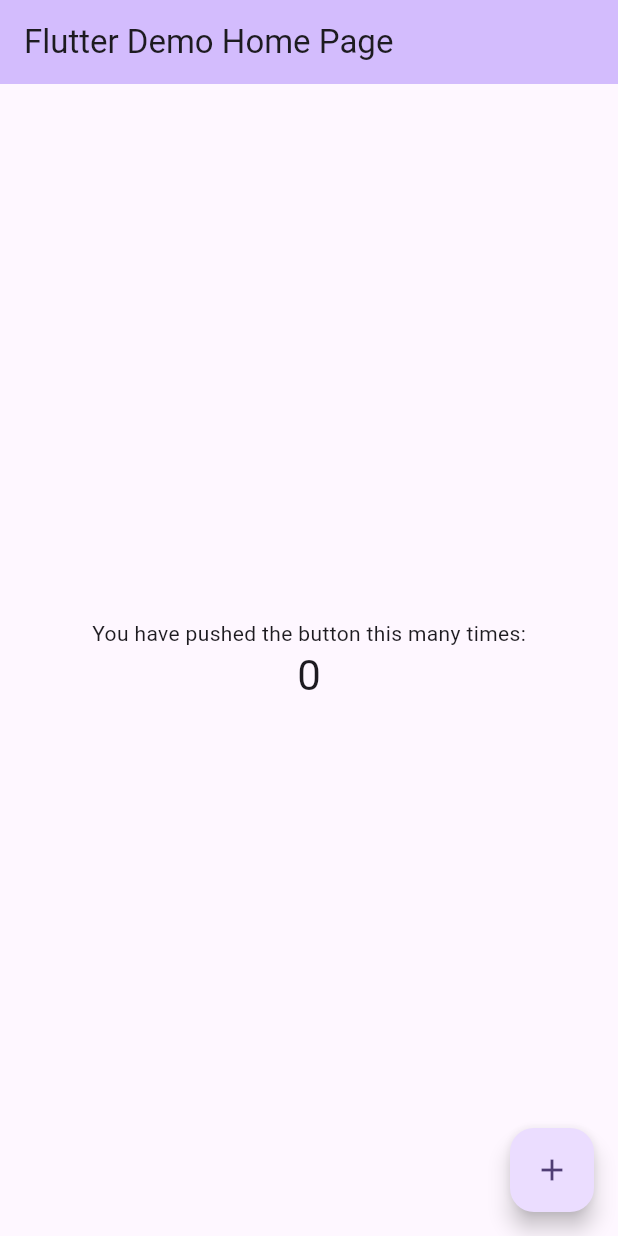
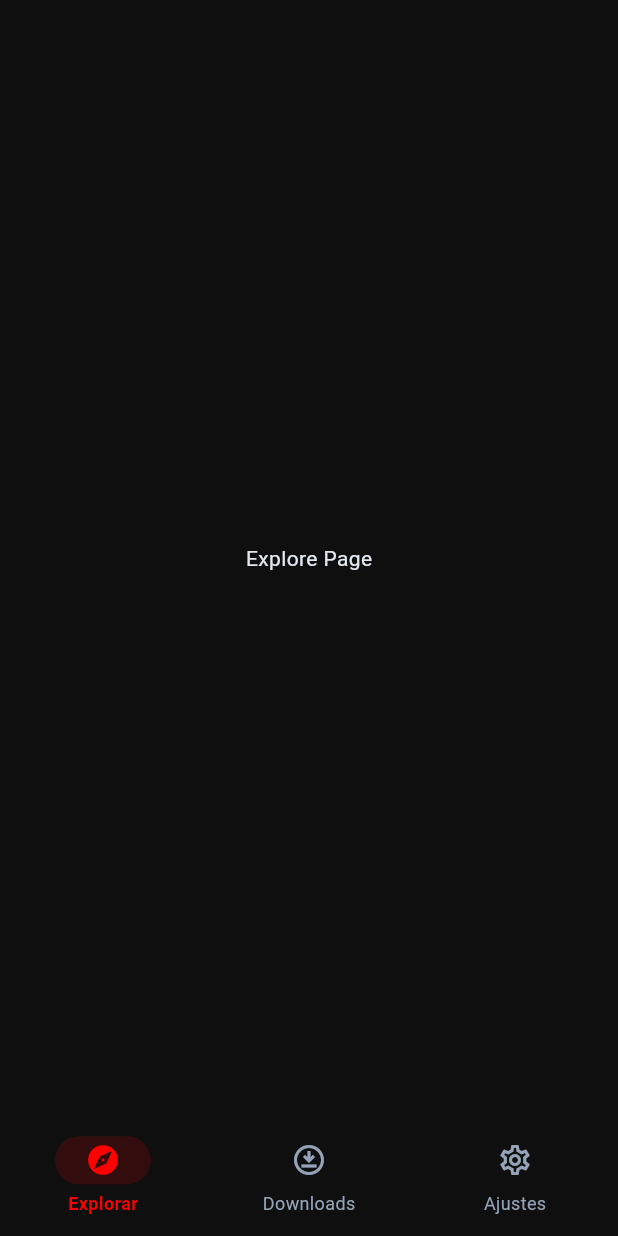
Before and after one commit to artannyel/youtube_music_downloader, a Flutter app: the screen it shows after launch, on a phone screen of 412 x 824 dp. Run offline on Flutter 3.47's test engine with Material 3 defaults, Android fonts, the phone set to English and light mode, and no system bars; our stand-ins replace flutter_riverpod, go_router, isar; accounts and stored records are empty; generated files the repository leaves out were written again.

Commit message:
feat(infra): setup base project infrastructure, routing, theme, isar, and skeleton pages

```diff
--- a/analysis_options.yaml
+++ b/analysis_options.yaml
@@ -8,6 +8,12 @@
 # The following line activates a set of recommended lints for Flutter apps,
 # packages, and plugins designed to encourage good coding practices.
 include: package:flutter_lints/flutter.yaml
+
+analyzer:
+  exclude:
+    - "**/*.g.dart"
+  errors:
+    experimental_member_use: ignore
 
 linter:
   # The lint rules applied to this project can be customized in the
--- /dev/null
+++ b/lib/core/router/router.dart
@@ -0,0 +1,117 @@
+import 'package:flutter/material.dart';
+import 'package:go_router/go_router.dart';
+import '../../features/explore/presentation/pages/explore_page.dart';
+import '../../features/download_setup/presentation/pages/download_setup_page.dart';
+import '../../features/downloads_history/presentation/pages/downloads_page.dart';
+import '../../features/settings/presentation/pages/settings_page.dart';
+import '../../features/media_player/presentation/pages/media_player_page.dart';
+import '../../features/media_player/presentation/pages/playlist_details_page.dart';
+
+final GlobalKey<NavigatorState> _rootNavigatorKey = GlobalKey<NavigatorState>(debugLabel: 'root');
+final GlobalKey<NavigatorState> _shellNavigatorKey = GlobalKey<NavigatorState>(debugLabel: 'shell');
+
+class AppRouter {
+  static GoRouter get router {
+    return GoRouter(
+      navigatorKey: _rootNavigatorKey,
+      initialLocation: '/explore',
+      routes: [
+        // ShellRoute para a navegação por Abas (Bottom Navigation Bar)
+        ShellRoute(
+          navigatorKey: _shellNavigatorKey,
+          builder: (context, state, child) {
+            return AppShell(child: child);
+          },
+          routes: [
+            GoRoute(
+              path: '/explore',
+              builder: (context, state) => const ExplorePage(),
+            ),
+            GoRoute(
+              path: '/downloads',
+              builder: (context, state) => const DownloadsPage(),
+            ),
+            GoRoute(
+              path: '/settings',
+              builder: (context, state) => const SettingsPage(),
+            ),
+          ],
+        ),
+
+        // Rotas de Tela Cheia (Fora da barra de navegação)
+        GoRoute(
+          parentNavigatorKey: _rootNavigatorKey,
+          path: '/download-setup',
+          builder: (context, state) => const DownloadSetupPage(),
+        ),
+        GoRoute(
+          parentNavigatorKey: _rootNavigatorKey,
+          path: '/player',
+          builder: (context, state) => const MediaPlayerPage(),
+        ),
+        GoRoute(
+          parentNavigatorKey: _rootNavigatorKey,
+          path: '/playlist',
+          builder: (context, state) => const PlaylistDetailsPage(),
+        ),
+      ],
+    );
+  }
+}
+
+// Widget da Estrutura de Navegação Geral (Shell)
+class AppShell extends StatelessWidget {
+  final Widget child;
+
+  const AppShell({super.key, required this.child});
+
+  int _calculateSelectedIndex(BuildContext context) {
+    final String location = GoRouterState.of(context).uri.path;
+    if (location.startsWith('/explore')) return 0;
+    if (location.startsWith('/downloads')) return 1;
+    if (location.startsWith('/settings')) return 2;
+    return 0;
+  }
+
+  void _onItemTapped(int index, BuildContext context) {
+    switch (index) {
+      case 0:
+        GoRouter.of(context).go('/explore');
+        break;
+      case 1:
+        GoRouter.of(context).go('/downloads');
+        break;
+      case 2:
+        GoRouter.of(context).go('/settings');
+        break;
+    }
+  }
+
+  @override
+  Widget build(BuildContext context) {
+    return Scaffold(
+      body: child,
+      bottomNavigationBar: NavigationBar(
+        selectedIndex: _calculateSelectedIndex(context),
+        onDestinationSelected: (index) => _onItemTapped(index, context),
+        destinations: const [
+          NavigationDestination(
+            icon: Icon(Icons.explore_outlined),
+            selectedIcon: Icon(Icons.explore),
+            label: 'Explorar',
+          ),
+          NavigationDestination(
+            icon: Icon(Icons.download_for_offline_outlined),
+            selectedIcon: Icon(Icons.download_for_offline),
+            label: 'Downloads',
+          ),
+          NavigationDestination(
+            icon: Icon(Icons.settings_outlined),
+            selectedIcon: Icon(Icons.settings),
+            label: 'Ajustes',
+          ),
+        ],
+      ),
+    );
+  }
+}
--- /dev/null
+++ b/lib/core/theme/theme.dart
@@ -0,0 +1,135 @@
+import 'package:flutter/material.dart';
+
+class AppTheme {
+  // Paleta de Cores Padrão
+  static const Color primaryColor = Color(0xFFFF0000); // Vermelho YouTube/Destaque
+  static const Color secondaryColor = Color(0xFF38BDF8); // Azul Claro (Foco secundário/chips)
+  static const Color tertiaryColor = Color(0xFF22C55E); // Verde (Sucesso/Downloads Concluídos)
+  static const Color neutralColor = Color(0xFF94A3B8); // Cinza/Slate (Textos auxiliares/bordas)
+
+  // Cores de Superfície (Modo Escuro Premium)
+  static const Color backgroundColor = Color(0xFF0F0F0F); // Preto puro para OLED
+  static const Color surfaceColor = Color(0xFF1E1E1E); // Superfícies elevadas (Cards)
+  static const Color surfaceVariantColor = Color(0xFF2D2D2D); // Detalhes de inputs/chips inativos
+
+  static ThemeData get darkTheme {
+    return ThemeData(
+      useMaterial3: true,
+      brightness: Brightness.dark,
+      scaffoldBackgroundColor: backgroundColor,
+      colorScheme: const ColorScheme.dark(
+        primary: primaryColor,
+        secondary: secondaryColor,
+        tertiary: tertiaryColor,
+        outline: neutralColor,
+        surface: surfaceColor,
+        error: primaryColor,
+      ),
+
+      // Tipografia Moderna
+      textTheme: const TextTheme(
+        headlineLarge: TextStyle(fontSize: 32, fontWeight: FontWeight.bold, letterSpacing: -0.5),
+        headlineMedium: TextStyle(fontSize: 24, fontWeight: FontWeight.bold, letterSpacing: -0.5),
+        titleLarge: TextStyle(fontSize: 20, fontWeight: FontWeight.w600),
+        titleMedium: TextStyle(fontSize: 16, fontWeight: FontWeight.w600),
+        bodyLarge: TextStyle(fontSize: 16, color: Colors.white),
+        bodyMedium: TextStyle(fontSize: 14, color: Color(0xFFE2E8F0)),
+        bodySmall: TextStyle(fontSize: 12, color: neutralColor),
+      ),
+
+      // Customização de Elementos do Design System
+      cardTheme: CardThemeData(
+        color: surfaceColor,
+        elevation: 0,
+        shape: RoundedRectangleBorder(
+          borderRadius: BorderRadius.circular(16),
+          side: const BorderSide(color: Color(0xFF2D2D2D), width: 1),
+        ),
+      ),
+
+      navigationBarTheme: NavigationBarThemeData(
+        backgroundColor: backgroundColor,
+        indicatorColor: primaryColor.withValues(alpha: 0.15),
+        iconTheme: WidgetStateProperty.resolveWith((states) {
+          if (states.contains(WidgetState.selected)) {
+            return const IconThemeData(color: primaryColor);
+          }
+          return const IconThemeData(color: neutralColor);
+        }),
+        labelTextStyle: WidgetStateProperty.resolveWith((states) {
+          if (states.contains(WidgetState.selected)) {
+            return const TextStyle(color: primaryColor, fontSize: 12, fontWeight: FontWeight.w600);
+          }
+          return const TextStyle(color: neutralColor, fontSize: 12);
+        }),
+      ),
+
+      elevatedButtonTheme: ElevatedButtonThemeData(
+        style: ElevatedButton.styleFrom(
+          backgroundColor: primaryColor,
+          foregroundColor: Colors.white,
+          elevation: 0,
+          padding: const EdgeInsets.symmetric(horizontal: 24, vertical: 14),
+          shape: RoundedRectangleBorder(
+            borderRadius: BorderRadius.circular(12),
+          ),
+          textStyle: const TextStyle(fontSize: 16, fontWeight: FontWeight.w600),
+        ),
+      ),
+
+      outlinedButtonTheme: OutlinedButtonThemeData(
+        style: OutlinedButton.styleFrom(
+          foregroundColor: secondaryColor,
+          side: const BorderSide(color: secondaryColor, width: 1.5),
+          padding: const EdgeInsets.symmetric(horizontal: 20, vertical: 12),
+          shape: RoundedRectangleBorder(
+            borderRadius: BorderRadius.circular(12),
+          ),
+        ),
+      ),
+
+      inputDecorationTheme: InputDecorationTheme(
+        filled: true,
+        fillColor: surfaceColor,
+        hintStyle: const TextStyle(color: neutralColor, fontSize: 14),
+        contentPadding: const EdgeInsets.symmetric(horizontal: 16, vertical: 16),
+        border: OutlineInputBorder(
+          borderRadius: BorderRadius.circular(12),
+          borderSide: BorderSide.none,
+        ),
+        enabledBorder: OutlineInputBorder(
+          borderRadius: BorderRadius.circular(12),
+          borderSide: const BorderSide(color: Color(0xFF2D2D2D), width: 1),
+        ),
+        focusedBorder: OutlineInputBorder(
+          borderRadius: BorderRadius.circular(12),
+          borderSide: const BorderSide(color: secondaryColor, width: 1.5),
+        ),
+        errorBorder: OutlineInputBorder(
+          borderRadius: BorderRadius.circular(12),
+          borderSide: const BorderSide(color: primaryColor, width: 1.5),
+        ),
+      ),
+
+      sliderTheme: SliderThemeData(
+        activeTrackColor: primaryColor,
+        inactiveTrackColor: surfaceVariantColor,
+        thumbColor: primaryColor,
+        overlayColor: primaryColor.withValues(alpha: 0.2),
+        trackHeight: 4,
+      ),
+
+      progressIndicatorTheme: const ProgressIndicatorThemeData(
+        color: primaryColor,
+        linearTrackColor: surfaceVariantColor,
+      ),
+
+      tabBarTheme: const TabBarThemeData(
+        labelColor: Colors.white,
+        unselectedLabelColor: neutralColor,
+        indicatorColor: primaryColor,
+        indicatorSize: TabBarIndicatorSize.tab,
+      ),
+    );
+  }
+}
--- /dev/null
+++ b/lib/features/explore/presentation/pages/explore_page.dart
@@ -0,0 +1,14 @@
+import 'package:flutter/material.dart';
+
+class ExplorePage extends StatelessWidget {
+  const ExplorePage({super.key});
+
+  @override
+  Widget build(BuildContext context) {
+    return const Scaffold(
+      body: Center(
+        child: Text('Explore Page'),
+      ),
+    );
+  }
+}
--- a/lib/main.dart
+++ b/lib/main.dart
@@ -1,122 +1,32 @@
 import 'package:flutter/material.dart';
+import 'package:flutter_riverpod/flutter_riverpod.dart';
+import 'core/database/isar_service.dart';
+import 'core/router/router.dart';
+import 'core/theme/theme.dart';
 
-void main() {
-  runApp(const MyApp());
+void main() async {
+  WidgetsFlutterBinding.ensureInitialized();
+
+  // Inicialização do Banco de Dados Local Isar
+  await IsarService.initialize();
+
+  runApp(
+    const ProviderScope(
+      child: MyApp(),
+    ),
+  );
 }
 
 class MyApp extends StatelessWidget {
   const MyApp({super.key});
 
-  // This widget is the root of your application.
   @override
   Widget build(BuildContext context) {
-    return MaterialApp(
-      title: 'Flutter Demo',
-      theme: ThemeData(
-        // This is the theme of your application.
-        //
-        // TRY THIS: Try running your application with "flutter run". You'll see
-        // the application has a purple toolbar. Then, without quitting the app,
-        // try changing the seedColor in the colorScheme below to Colors.green
-        // and then invoke "hot reload" (save your changes or press the "hot
-        // reload" button in a Flutter-supported IDE, or press "r" if you used
-        // the command line to start the app).
-        //
-        // Notice that the counter didn't reset back to zero; the application
-        // state is not lost during the reload. To reset the state, use hot
-        // restart instead.
-        //
-        // This works for code too, not just values: Most code changes can be
-        // tested with just a hot reload.
-        colorScheme: .fromSeed(seedColor: Colors.deepPurple),
-      ),
-      home: const MyHomePage(title: 'Flutter Demo Home Page'),
+    return MaterialApp.router(
+      title: 'YouTube Downloader',
+      debugShowCheckedModeBanner: false,
+      theme: AppTheme.darkTheme,
+      routerConfig: AppRouter.router,
     );
   }
 }
-
-class MyHomePage extends StatefulWidget {
-  const MyHomePage({super.key, required this.title});
-
-  // This widget is the home page of your application. It is stateful, meaning
-  // that it has a State object (defined below) that contains fields that affect
-  // how it looks.
-
-  // This class is the configuration for the state. It holds the values (in this
-  // case the title) provided by the parent (in this case the App widget) and
-  // used by the build method of the State. Fields in a Widget subclass are
-  // always marked "final".
-
-  final String title;
-
-  @override
-  State<MyHomePage> createState() => _MyHomePageState();
-}
-
-class _MyHomePageState extends State<MyHomePage> {
-  int _counter = 0;
-
-  void _incrementCounter() {
-    setState(() {
-      // This call to setState tells the Flutter framework that something has
-      // changed in this State, which causes it to rerun the build method below
-      // so that the display can reflect the updated values. If we changed
-      // _counter without calling setState(), then the build method would not be
-      // called again, and so nothing would appear to happen.
-      _counter++;
-    });
-  }
-
-  @override
-  Widget build(BuildContext context) {
-    // This method is rerun every time setState is called, for instance as done
-    // by the _incrementCounter method above.
-    //
-    // The Flutter framework has been optimized to make rerunning build methods
-    // fast, so that you can just rebuild anything that needs updating rather
-    // than having to individually change instances of widgets.
-    return Scaffold(
-      appBar: AppBar(
-        // TRY THIS: Try changing the color here to a specific color (to
-        // Colors.amber, perhaps?) and trigger a hot reload to see the AppBar
-        // change color while the other colors stay the same.
-        backgroundColor: Theme.of(context).colorScheme.inversePrimary,
-        // Here we take the value from the MyHomePage object that was created by
-        // the App.build method, and use it to set our appbar title.
-        title: Text(widget.title),
-      ),
-      body: Center(
-        // Center is a layout widget. It takes a single child and positions it
-        // in the middle of the parent.
-        child: Column(
-          // Column is also a layout widget. It takes a list of children and
-          // arranges them vertically. By default, it sizes itself to fit its
-          // children horizontally, and tries to be as tall as its parent.
-          //
-          // Column has various properties to control how it sizes itself and
-          // how it positions its children. Here we use mainAxisAlignment to
-          // center the children vertically; the main axis here is the vertical
-          // axis because Columns are vertical (the cross axis would be
-          // horizontal).
-          //
-          // TRY THIS: Invoke "debug painting" (choose the "Toggle Debug Paint"
-          // action in the IDE, or press "p" in the console), to see the
-          // wireframe for each widget.
-          mainAxisAlignment: .center,
-          children: [
-            const Text('You have pushed the button this many times:'),
-            Text(
-              '$_counter',
-              style: Theme.of(context).textTheme.headlineMedium,
-            ),
-          ],
-        ),
-      ),
-      floatingActionButton: FloatingActionButton(
-        onPressed: _incrementCounter,
-        tooltip: 'Increment',
-        child: const Icon(Icons.add),
-      ),
-    );
-  }
-}
```
Also changed, not shown: lib/core/database/isar_service.dart (added, +24 -0 lines), lib/features/download_setup/presentation/pages/download_setup_page.dart (added, +14 -0 lines), lib/features/downloads_history/data/models/download_task.dart (added, +34 -0 lines), lib/features/downloads_history/presentation/pages/downloads_page.dart (added, +14 -0 lines), lib/features/media_player/presentation/pages/media_player_page.dart (added, +14 -0 lines), lib/features/media_player/presentation/pages/playlist_details_page.dart (added, +14 -0 lines), lib/features/settings/presentation/pages/settings_page.dart (added, +14 -0 lines), pubspec.yaml (+17 -8 lines), lib/features/downloads_history/data/models/download_task.g.dart (added), pubspec.lock, 7 other files.
